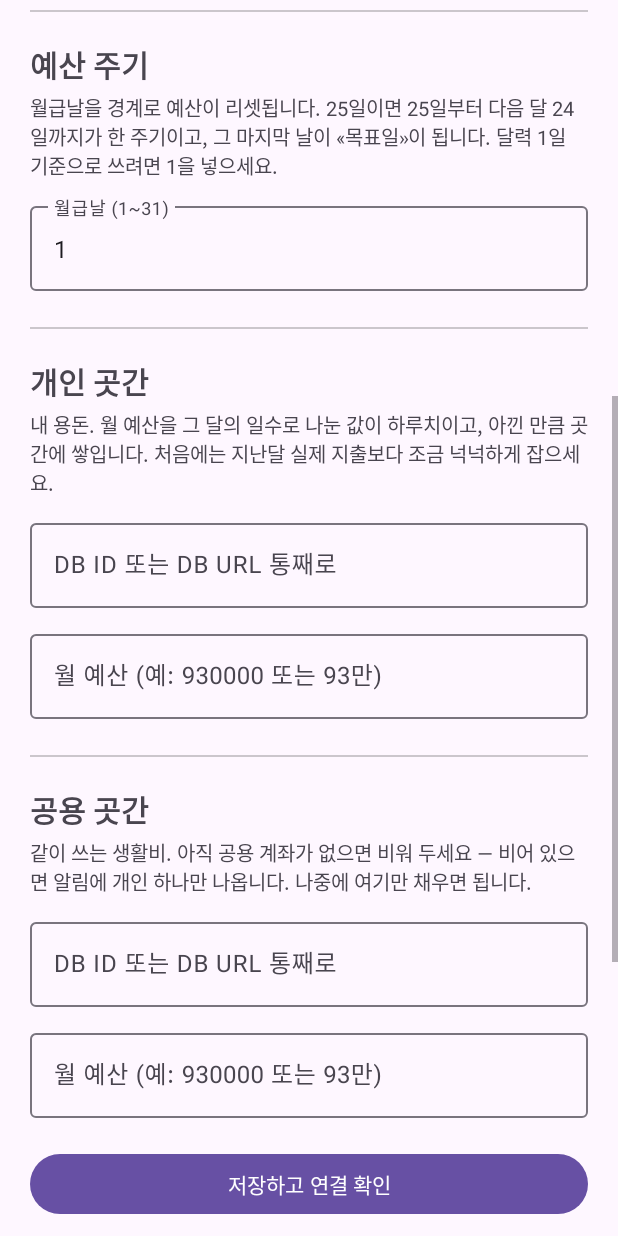
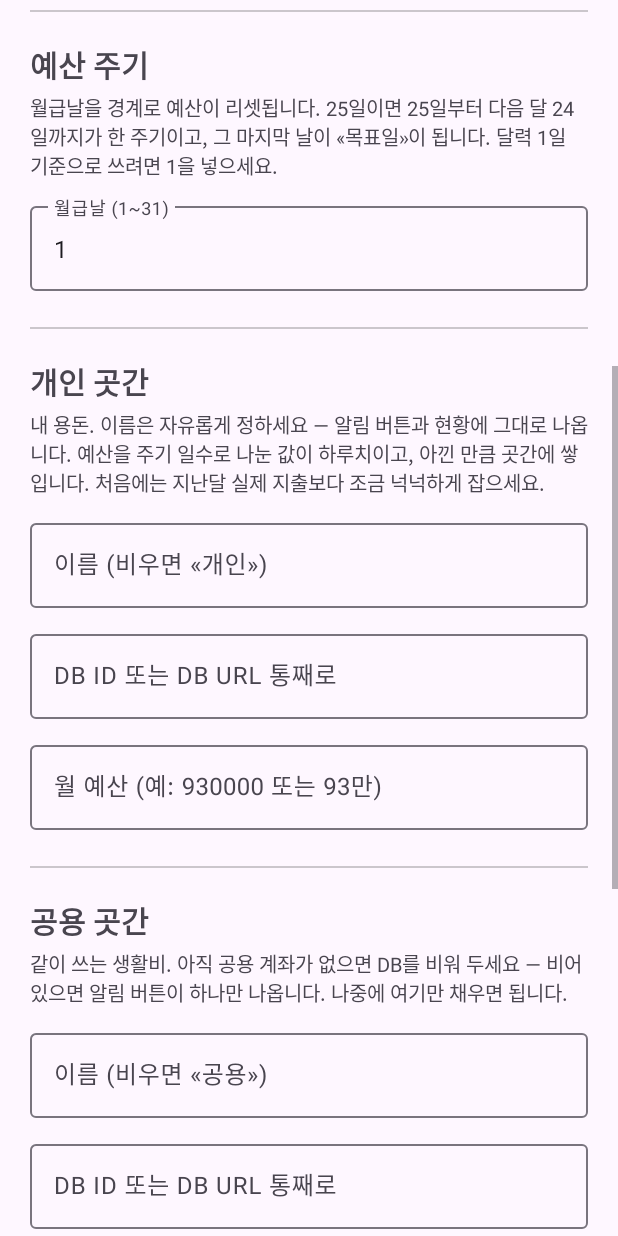
Before and after one commit to Jaehito/Calc, an Android app: the screen it shows after launch (MainActivity), scrolled down 576 dp, on a phone screen of 412 x 824 dp. Run offline under Robolectric (Android 15) with nearby library versions, the phone set to English and light mode, and no system bars; pictures from the network do not load.

Commit message:
곳간 이름을 사용자가 정할 수 있게 함
가계부가 여러 개 있을 수 있어 "개인"·"공용" 이라는 고정 이름으로는 어느 쪽인지
알기 어렵다. 이름을 설정에서 정하면 알림 버튼과 현황에 그대로 나온다.
비워 두면 기존 기본 이름을 쓴다.

곳간 개수는 둘 그대로 둔다. 개수를 늘리면 잠금화면 버튼이 잘리고 기록할 때마다
고르게 되는데, 그 멈칫하는 3초가 이탈 지점이다. 늘리는 대신 이름만 자유롭게 둔다.

잠금화면은 버튼 두 개를 한 줄에 넣으므로 8자에서 자른다. 자르는 건 저장할 때 한 번만.

표시 이름은 Settings.labelOf 한 곳에서만 결정하고, LedgerSnapshot 이 그 결과를
들고 다닌다. Purse.defaultLabel 은 이제 폴백으로만 쓰인다.

Co-Authored-By: Claude <noreply@anthropic.com>

```diff
--- a/android/app/src/main/java/com/calc/expense/Ledger.kt
+++ b/android/app/src/main/java/com/calc/expense/Ledger.kt
@@ -46,6 +46,7 @@ object Ledger {
 
         return LedgerSnapshot(
             purse = purse,
+            label = settings.labelOf(purse),
             dailyRate = reckoning.today.dailyRate,
             vault = reckoning.today.vault,
             todaySpent = SpendingCache.spentOn(context, purse, today),
@@ -93,7 +94,7 @@ object Ledger {
     ): String? {
         val settings = SettingsStore.load(context)
         val target: NotionTarget = settings.target(purse)
-            ?: return "${purse.label} 곳간에 DB가 연결되지 않았습니다"
+            ?: return "${settings.labelOf(purse)} 곳간에 DB가 연결되지 않았습니다"
 
         val cycle: BudgetCycle = Payday.cycleOf(today, settings.payDay)
         val client = NotionClient(target)
--- a/android/app/src/main/java/com/calc/expense/LedgerSnapshot.kt
+++ b/android/app/src/main/java/com/calc/expense/LedgerSnapshot.kt
@@ -5,6 +5,8 @@ import java.time.LocalDate
 /** 곳간 하나의 오늘 숫자 한 벌. */
 data class LedgerSnapshot(
     val purse: Purse,
+    /** 사용자가 정한 곳간 이름. 화면과 알림에 이대로 나온다. */
+    val label: String,
     val dailyRate: Long,
     val vault: Long,
     val todaySpent: Long,
--- a/android/app/src/main/java/com/calc/expense/Purse.kt
+++ b/android/app/src/main/java/com/calc/expense/Purse.kt
@@ -5,8 +5,18 @@ package com.calc.expense
  * 반대도 마찬가지다. 섞기 시작하면 "네 용돈에서 얼마 내"가 앱 안으로 들어온다.
  *
  * [key] 는 저장에만 쓴다. 값을 바꾸면 기존 곳간과 캐시를 잃는다.
+ * [defaultLabel] 은 사용자가 이름을 정하지 않았을 때만 쓰인다 — 실제 표시 이름은
+ * [Settings.labelOf] 로 얻는다.
  */
-enum class Purse(val key: String, val label: String) {
+enum class Purse(val key: String, val defaultLabel: String) {
     PERSONAL("personal", "개인"),
-    SHARED("shared", "공용"),
+    SHARED("shared", "공용");
+
+    companion object {
+        /**
+         * 이름 길이 상한. 잠금화면 알림은 버튼 두 개를 한 줄에 넣으므로 길면 잘린다.
+         * 자르는 건 저장할 때 한 번만 한다.
+         */
+        const val MAX_NAME_LENGTH = 8
+    }
 }
--- a/android/app/src/main/java/com/calc/expense/PurseSettings.kt
+++ b/android/app/src/main/java/com/calc/expense/PurseSettings.kt
@@ -1,9 +1,11 @@
 package com.calc.expense
 
-/** 곳간 하나의 설정. Notion DB 와 월 예산은 곳간마다 따로 둔다. */
+/** 곳간 하나의 설정. Notion DB 와 예산은 곳간마다 따로 둔다. */
 data class PurseSettings(
     val databaseId: String = "",
     val monthlyBudget: Long = 0L,
+    /** 사용자가 정한 이름. 비어 있으면 [Purse.defaultLabel] 을 쓴다. */
+    val name: String = "",
 ) {
     /** DB 가 연결돼 있으면 이 곳간으로 기록할 수 있다. */
     val isLinked: Boolean
--- a/android/app/src/main/java/com/calc/expense/ReplyReceiver.kt
+++ b/android/app/src/main/java/com/calc/expense/ReplyReceiver.kt
@@ -55,7 +55,7 @@ class ReplyReceiver : BroadcastReceiver() {
         // 알림 액션이 곳간을 실어 보낸다. 옛 알림이 남아 있어 값이 없으면 첫 곳간으로 본다.
         val purse: Purse = linked.firstOrNull { it.key == purseKey } ?: linked.first()
         val target: NotionTarget = settings.target(purse)
-            ?: return StatusText.failed("${purse.label} 곳간에 DB가 연결되지 않았습니다", now)
+            ?: return StatusText.failed("${settings.labelOf(purse)} 곳간에 DB가 연결되지 않았습니다", now)
 
         val today = LocalDate.now()
         return when (val r = NotionClient(target).addExpense(parsed, today.toString())) {
--- a/android/app/src/main/java/com/calc/expense/Settings.kt
+++ b/android/app/src/main/java/com/calc/expense/Settings.kt
@@ -16,6 +16,9 @@ data class Settings(
     val personal: PurseSettings = PurseSettings(),
     val shared: PurseSettings = PurseSettings(),
 ) {
+    /** 화면과 알림에 쓸 이름. 사용자가 정한 게 없으면 기본 이름. */
+    fun labelOf(purse: Purse): String = of(purse).name.ifBlank { purse.defaultLabel }
+
     fun of(purse: Purse): PurseSettings = when (purse) {
         Purse.PERSONAL -> personal
         Purse.SHARED -> shared
--- a/android/app/src/main/java/com/calc/expense/SettingsStore.kt
+++ b/android/app/src/main/java/com/calc/expense/SettingsStore.kt
@@ -70,6 +70,7 @@ object SettingsStore {
         return PurseSettings(
             databaseId = p.getString("${purse.key}.databaseId", legacyId).orEmpty(),
             monthlyBudget = p.getLong("${purse.key}.monthlyBudget", legacyBudget),
+            name = p.getString("${purse.key}.name", "").orEmpty(),
         )
     }
 
@@ -85,6 +86,7 @@ object SettingsStore {
             val p = s.of(purse)
             edit.putString("${purse.key}.databaseId", NotionIds.normalize(p.databaseId))
                 .putLong("${purse.key}.monthlyBudget", if (p.monthlyBudget > 0L) p.monthlyBudget else 0L)
+                .putString("${purse.key}.name", p.name.trim().take(Purse.MAX_NAME_LENGTH))
         }
 
         // 옮겨 담았으니 옛 키는 지운다. 남겨두면 다음 로드에서 되살아난다.
--- a/android/app/src/main/java/com/calc/expense/StatusText.kt
+++ b/android/app/src/main/java/com/calc/expense/StatusText.kt
@@ -54,7 +54,7 @@ object StatusText {
         time: String,
         showPurse: Boolean = false,
     ): StatusLines {
-        val tag: String = if (showPurse && snapshot != null) "${snapshot.purse.label} " else ""
+        val tag: String = if (showPurse && snapshot != null) "${snapshot.label} " else ""
         val head = "✓ $name ${won(amount)} 기록됨 · $time"
 
         if (snapshot == null) {
@@ -106,8 +106,8 @@ object StatusText {
     private fun block(snapshot: LedgerSnapshot): String {
         val available: Long = snapshot.available
         val headline: String =
-            if (available >= 0L) "${snapshot.purse.label} · 오늘 쓸 수 있는 돈  ${won(available)}"
-            else "${snapshot.purse.label} · 오늘 ${won(-available)} 초과"
+            if (available >= 0L) "${snapshot.label} · 오늘 쓸 수 있는 돈  ${won(available)}"
+            else "${snapshot.label} · 오늘 ${won(-available)} 초과"
 
         return headline +
             "\n하루치 ${format(snapshot.dailyRate)}" +
--- a/android/app/src/main/res/layout/activity_main.xml
+++ b/android/app/src/main/res/layout/activity_main.xml
@@ -158,8 +158,23 @@
             android:layout_width="match_parent"
             android:layout_height="wrap_content"
             android:paddingBottom="12dp"
-            android:text="내 용돈. 월 예산을 그 달의 일수로 나눈 값이 하루치이고, 아낀 만큼 곳간에 쌓입니다. 처음에는 지난달 실제 지출보다 조금 넉넉하게 잡으세요."
+            android:text="내 용돈. 이름은 자유롭게 정하세요 — 알림 버튼과 현황에 그대로 나옵니다. 예산을 주기 일수로 나눈 값이 하루치이고, 아낀 만큼 곳간에 쌓입니다. 처음에는 지난달 실제 지출보다 조금 넉넉하게 잡으세요."
             android:textSize="13sp" />
+
+        <com.google.android.material.textfield.TextInputLayout
+            style="@style/Widget.Material3.TextInputLayout.OutlinedBox"
+            android:layout_width="match_parent"
+            android:layout_height="wrap_content"
+            android:layout_marginBottom="12dp"
+            android:hint="이름 (비우면 «개인»)">
+
+            <com.google.android.material.textfield.TextInputEditText
+                android:id="@+id/inputPersonalName"
+                android:layout_width="match_parent"
+                android:layout_height="wrap_content"
+                android:maxLength="8"
+                android:maxLines="1" />
+        </com.google.android.material.textfield.TextInputLayout>
 
         <com.google.android.material.textfield.TextInputLayout
             style="@style/Widget.Material3.TextInputLayout.OutlinedBox"
@@ -208,8 +223,23 @@
             android:layout_width="match_parent"
             android:layout_height="wrap_content"
             android:paddingBottom="12dp"
-            android:text="같이 쓰는 생활비. 아직 공용 계좌가 없으면 비워 두세요 — 비어 있으면 알림에 개인 하나만 나옵니다. 나중에 여기만 채우면 됩니다."
+            android:text="같이 쓰는 생활비. 아직 공용 계좌가 없으면 DB를 비워 두세요 — 비어 있으면 알림 버튼이 하나만 나옵니다. 나중에 여기만 채우면 됩니다."
             android:textSize="13sp" />
+
+        <com.google.android.material.textfield.TextInputLayout
+            style="@style/Widget.Material3.TextInputLayout.OutlinedBox"
+            android:layout_width="match_parent"
+            android:layout_height="wrap_content"
+            android:layout_marginBottom="12dp"
+            android:hint="이름 (비우면 «공용»)">
+
+            <com.google.android.material.textfield.TextInputEditText
+                android:id="@+id/inputSharedName"
+                android:layout_width="match_parent"
+                android:layout_height="wrap_content"
+                android:maxLength="8"
+                android:maxLines="1" />
+        </com.google.android.material.textfield.TextInputLayout>
 
         <com.google.android.material.textfield.TextInputLayout
             style="@style/Widget.Material3.TextInputLayout.OutlinedBox"
```
Also changed, not shown: android/app/src/main/java/com/calc/expense/MainActivity.kt (+15 -7 lines), android/app/src/main/java/com/calc/expense/NotificationHelper.kt (+5 -3 lines), 3 other files.
